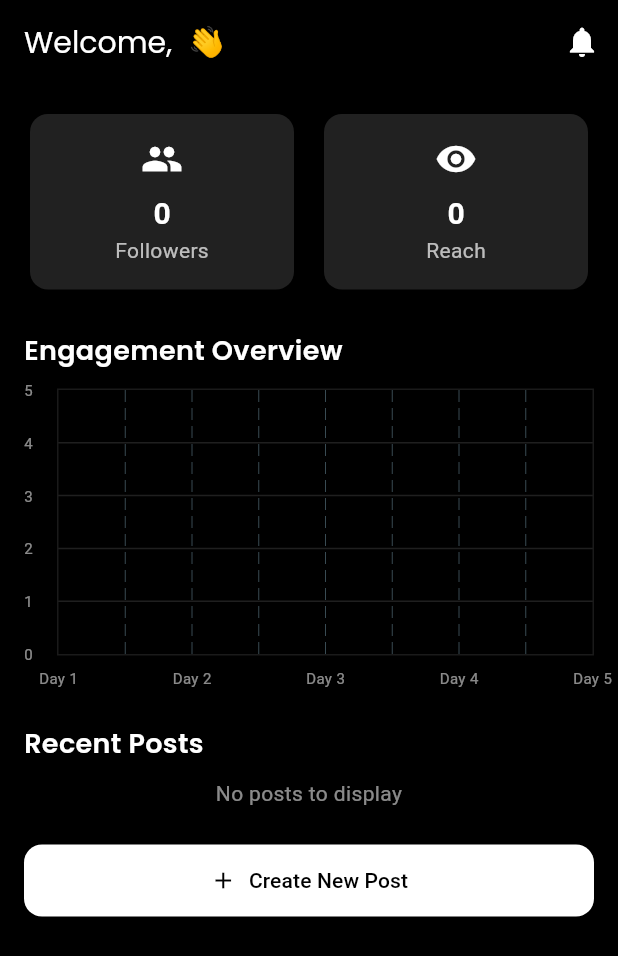
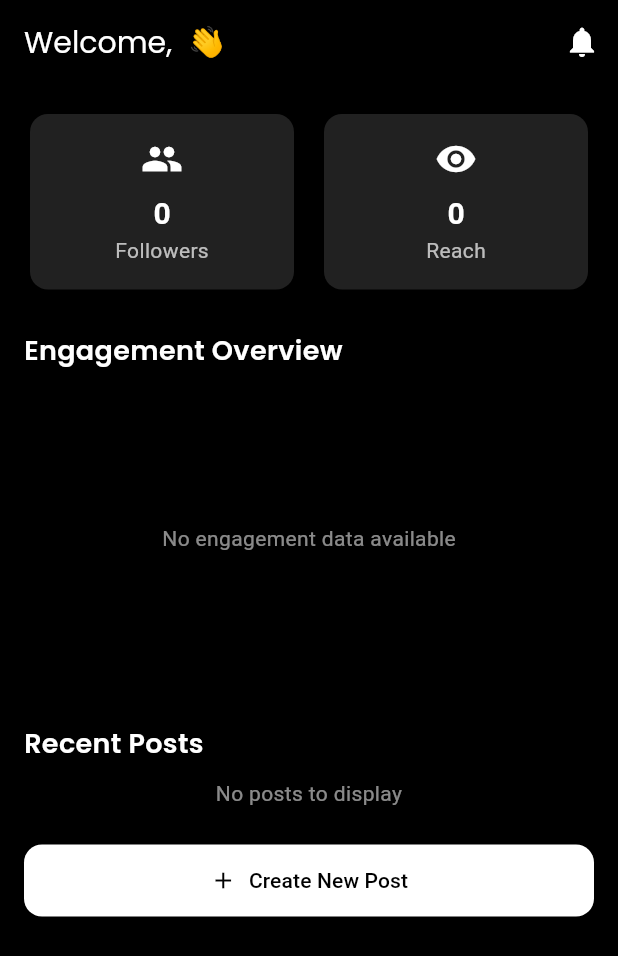
Before and after one commit to kartikkumarofficial/dashsocial, a Flutter app: the HomeScreen screen opened directly, on a phone screen of 412 x 824 dp. Shown: the top 956 px of the screen. Run offline on Flutter 3.47's test engine with Material 3 defaults, Android fonts, the phone set to English and light mode, and no system bars; drawn by our look-alikes of fl_chart; our stand-ins replace file_picker, get, google_fonts, supabase, supabase_flutter; accounts and stored records are empty; network calls fail.

Commit message:
Refactor: Improve engagement chart and data fetching
This commit refactors the engagement chart on the home screen and improves data fetching in the `AnalyticsController`.

**Key Changes:**

- **`lib/controllers/analytics_controller.dart`:**
    - Added print statements for debugging raw media data, likes over time, and chart data during the `fetchMediaData` process.
- **`lib/presentation/screens/home_screen.dart`:**
    - Wrapped the `LineChart` in an `Obx` widget to reactively update when `analyticsController.likesOverTime` changes.
    - Added a loading/empty state for the chart: If `likesOverTime` is empty, it displays "No engagement data available".
    - Dynamically set `maxX` and `maxY` for the chart based on the fetched data, ensuring the chart scales correctly.
- **Deleted `lib/models/analytics_model.dart`:** This file was unused and has been removed.

```diff
--- a/lib/controllers/analytics_controller.dart
+++ b/lib/controllers/analytics_controller.dart
@@ -2,6 +2,7 @@ import 'dart:convert';
 import 'package:get/get.dart';
 import 'package:http/http.dart' as http;
 import '../models/post_model.dart';
+import '../presentation/screens/home_screen.dart';
 
 class AnalyticsController extends GetxController {
   var followers = 0.obs;
@@ -38,12 +39,17 @@ class AnalyticsController extends GetxController {
     try {
       final res = await http.get(Uri.parse('$baseUrl/users/user_id/media/recent'));
       if (res.statusCode == 200) {
+
+
         final List media = json.decode(res.body)['data'];
+        print('Raw media: $media');
 
         likesOverTime.value = media
             .take(5)
             .map<double>((item) => item['likes']['count'] / 1000)
             .toList();
+
+
 
         recentPosts.value = media.take(3).map<PostModel>((item) {
           return PostModel(
@@ -55,6 +61,8 @@ class AnalyticsController extends GetxController {
                 int.parse(item['created_time']) * 1000),
           );
         }).toList();
+        print('Likes over time: ${likesOverTime.value}');
+        print('Chart data: ${analyticsController.likesOverTime}');
       }
     } catch (e) {
       print('Error fetching media data: $e');
--- a/lib/presentation/screens/home_screen.dart
+++ b/lib/presentation/screens/home_screen.dart
@@ -57,7 +57,21 @@ class HomeScreen extends StatelessWidget {
               ),
             ),
               SizedBox(height: 12),
-            SizedBox(
+            Obx(() {
+              final data = analyticsController.likesOverTime;
+
+              if (data.isEmpty) {
+                return Container(
+                  height: 200,
+                  alignment: Alignment.center,
+                  child: Text(
+                    "No engagement data available",
+                    style: TextStyle(color: Colors.white54),
+                  ),
+                );
+              }
+
+              return SizedBox(
                 height: 200,
                 child: LineChart(
                   LineChartData(
@@ -75,26 +89,24 @@ class HomeScreen extends StatelessWidget {
                       bottomTitles: AxisTitles(
                         sideTitles: SideTitles(
                           showTitles: true,
+                          interval: 1,
                           getTitlesWidget: (value, _) => Padding(
-                          padding:   EdgeInsets.only(top: 8),
+                            padding: EdgeInsets.only(top: 8),
                             child: Text(
                               "Day ${value.toInt() + 1}",
-                            style:   TextStyle(
-                                color: Colors.white54, fontSize: 10),
+                              style: TextStyle(color: Colors.white54, fontSize: 10),
                             ),
                           ),
-                        interval: 1,
                         ),
                       ),
                       leftTitles: AxisTitles(
                         sideTitles: SideTitles(
                           showTitles: true,
+                          interval: 1,
                           getTitlesWidget: (value, _) => Text(
                             value.toInt().toString(),
-                          style:   TextStyle(
-                              color: Colors.white54, fontSize: 10),
+                            style: TextStyle(color: Colors.white54, fontSize: 10),
                           ),
-                        interval: 1,
                         ),
                       ),
                       rightTitles: AxisTitles(sideTitles: SideTitles(showTitles: false)),
@@ -105,9 +117,9 @@ class HomeScreen extends StatelessWidget {
                       border: Border.all(color: Colors.white10),
                     ),
                     minX: 0,
-                  maxX: 4,
+                    maxX: data.length.toDouble() - 1,
                     minY: 0,
-                  maxY: 5,
+                    maxY: data.reduce((a, b) => a > b ? a : b) + 1,
                     lineBarsData: [
                       LineChartBarData(
                         isCurved: true,
@@ -115,16 +127,17 @@ class HomeScreen extends StatelessWidget {
                         barWidth: 3,
                         dotData: FlDotData(show: false),
                         belowBarData: BarAreaData(show: false),
-                      spots:    List.generate(
-            analyticsController.likesOverTime.length,
-            (index) => FlSpot(index.toDouble(), analyticsController.likesOverTime[index])
+                        spots: List.generate(
+                          data.length,
+                              (index) => FlSpot(index.toDouble(), data[index]),
                         ),
-
                       )
                     ],
                   ),
                 ),
-            ),
+              );
+            }),
+
             SizedBox(height: 24),
             Text(
               "Recent Posts",
```
Also changed, not shown: lib/models/analytics_model.dart (deleted). Lines whose indentation alone changed are shown as unchanged.
